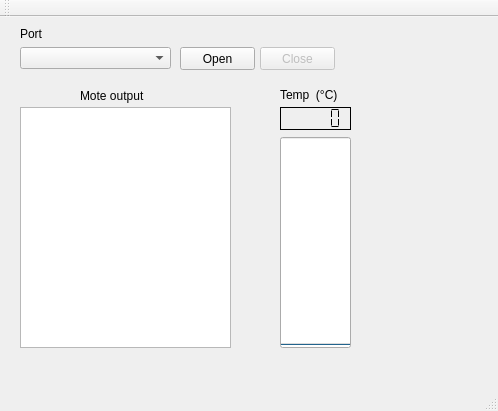
Above: Lesson_5/L5_Ambient_Temperature_Qt/mainwindow.ui from Codaxx/WSN_Lab_2025 before the change. Below: the same form after it.
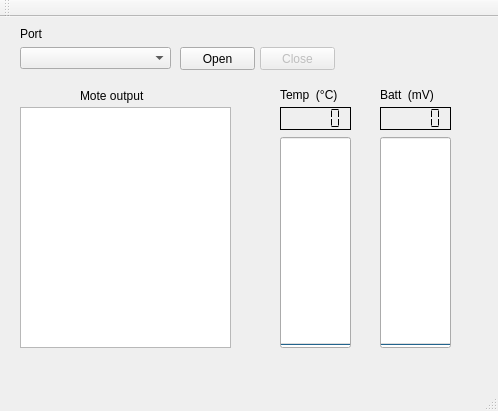
That is the form after the change.

Patch:
```diff
--- a/Lesson_5/L5_Ambient_Temperature_Qt/mainwindow.ui
+++ b/Lesson_5/L5_Ambient_Temperature_Qt/mainwindow.ui
@@ -149,6 +149,63 @@
      <string>Mote output</string>
     </property>
    </widget>
+   <widget class="QLCDNumber" name="lcdNumber_light_2">
+    <property name="geometry">
+     <rect>
+      <x>380</x>
+      <y>90</y>
+      <width>71</width>
+      <height>23</height>
+     </rect>
+    </property>
+    <property name="frameShape">
+     <enum>QFrame::Box</enum>
+    </property>
+    <property name="frameShadow">
+     <enum>QFrame::Plain</enum>
+    </property>
+    <property name="segmentStyle">
+     <enum>QLCDNumber::Flat</enum>
+    </property>
+   </widget>
+   <widget class="QProgressBar" name="progressBar_light_2">
+    <property name="geometry">
+     <rect>
+      <x>380</x>
+      <y>120</y>
+      <width>71</width>
+      <height>211</height>
+     </rect>
+    </property>
+    <property name="maximum">
+     <number>40</number>
+    </property>
+    <property name="value">
+     <number>0</number>
+    </property>
+    <property name="textVisible">
+     <bool>false</bool>
+    </property>
+    <property name="orientation">
+     <enum>Qt::Vertical</enum>
+    </property>
+    <property name="invertedAppearance">
+     <bool>false</bool>
+    </property>
+   </widget>
+   <widget class="QLabel" name="label_light_2">
+    <property name="geometry">
+     <rect>
+      <x>380</x>
+      <y>70</y>
+      <width>81</width>
+      <height>16</height>
+     </rect>
+    </property>
+    <property name="text">
+     <string>Batt  (mV)</string>
+    </property>
+   </widget>
   </widget>
   <widget class="QMenuBar" name="menuBar">
    <property name="geometry">
```
